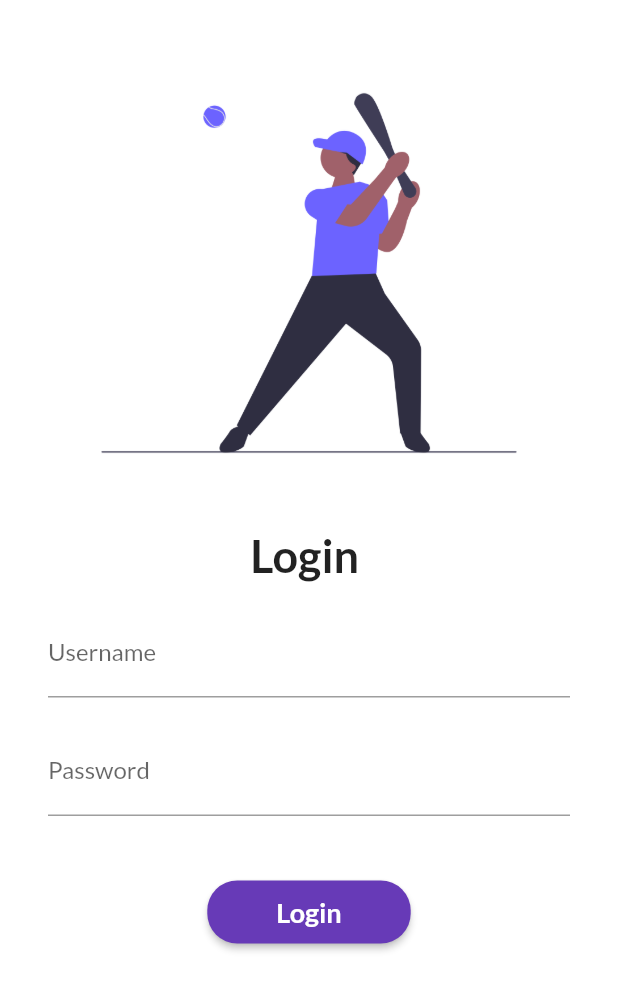
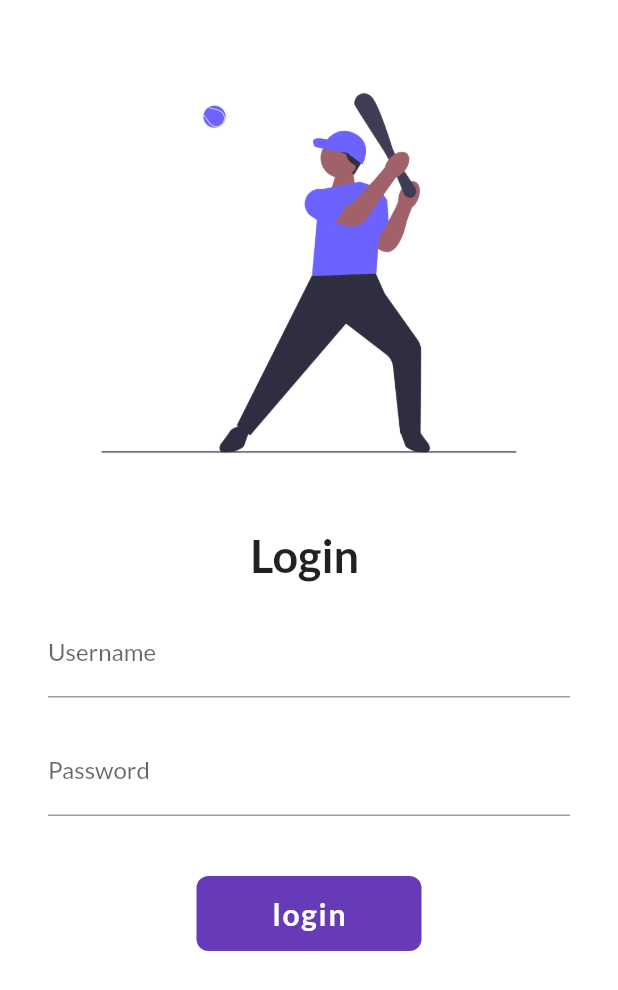
Before and after one commit to usmanchlorine/flutter, a Flutter app: the screen it shows after launch, on a phone screen of 412 x 824 dp. Shown: the top 990 px of the screen. Run offline on Flutter 3.47's test engine with Material 2 defaults, Android fonts, the phone set to English and light mode, and no system bars; our stand-ins replace google_fonts.

Commit message:
some chanages animation

```diff
--- a/firstapp/lib/pages/login_page.dart
+++ b/firstapp/lib/pages/login_page.dart
@@ -11,7 +11,8 @@ class LoginPage extends StatefulWidget {
 
 class _LoginPageState extends State<LoginPage> {
   String name = '';
-
+  String password = '';
+  bool change_button = false;
   @override
   Widget build(BuildContext context) {
     // ignore: prefer_const_constructors
@@ -48,7 +49,6 @@ class _LoginPageState extends State<LoginPage> {
                           labelText: "Username",
                         ),
                         onChanged: (value) {
-
                           setState(() {
                             name = value;
                           });
@@ -63,33 +63,83 @@ class _LoginPageState extends State<LoginPage> {
                           hintText: "Enter the password",
                           labelText: "Password",
                         ),
+                        onChanged: (value) {
+                          password = value;
+                        },
                       ),
                       SizedBox(
                         height: 40,
                       ),
-                      ElevatedButton(
-                        onPressed: () {
+
+                      InkWell(
+                        onTap: () async {
+                          setState(() {
+                            change_button = true;
+                          });
+
+                          await Future.delayed(Duration(seconds: 1));
+
                           Navigator.pushNamed(
                               context,
                               MyRoutes
                                   .homepage); // yeh direct us page par lejaigha
+                          await Future.delayed(Duration(milliseconds:300));
+                          setState(() {
+                            change_button = false;
+                          });
                         },
-                        child: Padding(
-                          padding: const EdgeInsets.symmetric(
-                              horizontal: 30, vertical: 10),
-                          child: Text(
-                            "Login",
-                            style: TextStyle(
-                              fontWeight: FontWeight.bold,
-                              fontSize: 18,
-                            ),
-                          ),
+                        child: AnimatedContainer(
+                          duration: Duration(milliseconds: 500),
+                          alignment: Alignment.center,
+                          width: change_button ? 50 : 150,
+                          height: 50,
+                          child: change_button
+                              ? Icon(
+                                  Icons.done,
+                                  color: Color.fromARGB(255, 250, 250, 249),
+                                )
+                              : Text(
+                                  "login",
+                                  style: TextStyle(
+                                    color: Colors.white,
+                                    fontSize: 20,
+                                    fontWeight: FontWeight.bold,
+                                    letterSpacing: 1.2,
+                                  ),
+                                ),
+                          decoration: BoxDecoration(
+                              color: Colors.deepPurple,
+                              borderRadius: BorderRadius.circular(8)),
                         ),
-                        style: ElevatedButton.styleFrom(
-                            minimumSize: Size(100, 20),
-                            shape: RoundedRectangleBorder(
-                                borderRadius: BorderRadius.circular(20))),
                       ),
+
+                      // ElevatedButton(
+                      //   onPressed: () {
+                      //     if(name=='usman' && password=='1234'){
+                      //       Navigator.pushNamed(
+                      //         context,
+                      //         MyRoutes
+                      //             .homepage); // yeh direct us page par lejaigha
+
+                      //     }
+
+                      //   },
+                      //   child: Padding(
+                      //     padding: const EdgeInsets.symmetric(
+                      //         horizontal: 30, vertical: 10),
+                      //     child: Text(
+                      //       "Login",
+                      //       style: TextStyle(
+                      //         fontWeight: FontWeight.bold,
+                      //         fontSize: 18,
+                      //       ),
+                      //     ),
+                      //   ),
+                      //   style: ElevatedButton.styleFrom(
+                      //       minimumSize: Size(100, 20),
+                      //       shape: RoundedRectangleBorder(
+                      //           borderRadius: BorderRadius.circular(20))),
+                      // ),
                     ],
                   ),
                 )
```
